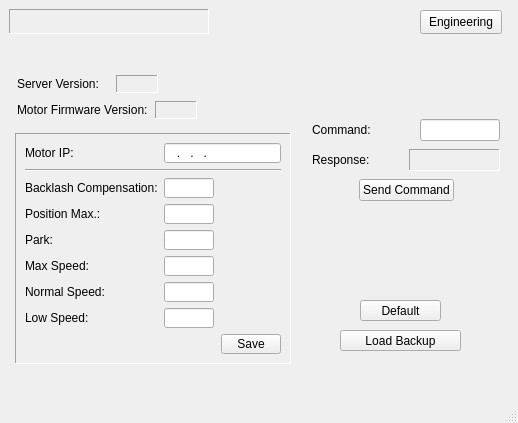
Above: assets/ui/settings.ui from dev-LNA/HostFocuser160 before the change. Below: the same form after it.
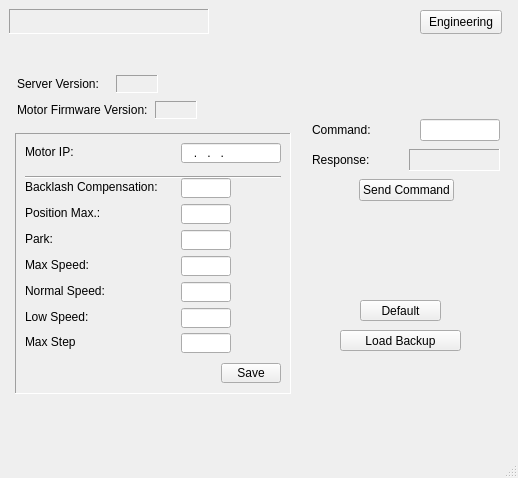
That is the form after the change.

Commit message: Started Settings configuration refactor

Diff of the .ui file:
```diff
--- a/assets/ui/settings.ui
+++ b/assets/ui/settings.ui
@@ -10,7 +10,7 @@
     <x>0</x>
     <y>0</y>
     <width>518</width>
-    <height>423</height>
+    <height>478</height>
    </rect>
   </property>
   <property name="windowTitle">
@@ -100,7 +100,7 @@
       <x>15</x>
       <y>133</y>
       <width>276</width>
-      <height>231</height>
+      <height>261</height>
      </rect>
     </property>
     <property name="styleSheet">
@@ -115,16 +115,28 @@
     <property name="lineWidth">
      <number>1</number>
     </property>
-    <layout class="QFormLayout" name="formLayout">
-     <item row="0" column="0">
       <widget class="QLabel" name="lblMotoIP">
+     <property name="geometry">
+      <rect>
+       <x>10</x>
+       <y>10</y>
+       <width>57</width>
+       <height>18</height>
+      </rect>
+     </property>
        <property name="text">
         <string>Motor IP:</string>
        </property>
       </widget>
-     </item>
-     <item row="0" column="1">
       <widget class="QLineEdit" name="txtMotorIP">
+     <property name="geometry">
+      <rect>
+       <x>166</x>
+       <y>10</y>
+       <width>100</width>
+       <height>20</height>
+      </rect>
+     </property>
        <property name="statusTip">
         <string>Motor IP</string>
        </property>
@@ -147,16 +159,28 @@
         <number>0</number>
        </property>
       </widget>
-     </item>
-     <item row="2" column="0">
       <widget class="QLabel" name="lblBackComp">
+     <property name="geometry">
+      <rect>
+       <x>10</x>
+       <y>45</y>
+       <width>150</width>
+       <height>18</height>
+      </rect>
+     </property>
        <property name="text">
         <string>Backlash Compensation:</string>
        </property>
       </widget>
-     </item>
-     <item row="2" column="1">
       <widget class="QLineEdit" name="txtBackComp">
+     <property name="geometry">
+      <rect>
+       <x>166</x>
+       <y>45</y>
+       <width>50</width>
+       <height>20</height>
+      </rect>
+     </property>
        <property name="minimumSize">
         <size>
          <width>50</width>
@@ -194,16 +218,28 @@
         <bool>true</bool>
        </property>
       </widget>
-     </item>
-     <item row="3" column="0">
       <widget class="QLabel" name="lblMaxPos">
+     <property name="geometry">
+      <rect>
+       <x>10</x>
+       <y>71</y>
+       <width>86</width>
+       <height>18</height>
+      </rect>
+     </property>
        <property name="text">
         <string>Position Max.:</string>
        </property>
       </widget>
-     </item>
-     <item row="3" column="1">
       <widget class="QLineEdit" name="txtMaxPos">
+     <property name="geometry">
+      <rect>
+       <x>166</x>
+       <y>71</y>
+       <width>50</width>
+       <height>20</height>
+      </rect>
+     </property>
        <property name="minimumSize">
         <size>
          <width>50</width>
@@ -238,16 +274,28 @@
         <number>0</number>
        </property>
       </widget>
-     </item>
-     <item row="4" column="0">
       <widget class="QLabel" name="lblParkPos">
+     <property name="geometry">
+      <rect>
+       <x>10</x>
+       <y>97</y>
+       <width>35</width>
+       <height>18</height>
+      </rect>
+     </property>
        <property name="text">
         <string>Park: </string>
        </property>
       </widget>
-     </item>
-     <item row="4" column="1">
       <widget class="QLineEdit" name="txtPark">
+     <property name="geometry">
+      <rect>
+       <x>166</x>
+       <y>97</y>
+       <width>50</width>
+       <height>20</height>
+      </rect>
+     </property>
        <property name="minimumSize">
         <size>
          <width>50</width>
@@ -282,16 +330,28 @@
         <number>0</number>
        </property>
       </widget>
-     </item>
-     <item row="5" column="0">
       <widget class="QLabel" name="lblMaxSpeed">
+     <property name="geometry">
+      <rect>
+       <x>10</x>
+       <y>123</y>
+       <width>71</width>
+       <height>18</height>
+      </rect>
+     </property>
        <property name="text">
         <string>Max Speed:</string>
        </property>
       </widget>
-     </item>
-     <item row="5" column="1">
       <widget class="QLineEdit" name="txtMaxSpeed">
+     <property name="geometry">
+      <rect>
+       <x>166</x>
+       <y>123</y>
+       <width>50</width>
+       <height>20</height>
+      </rect>
+     </property>
        <property name="minimumSize">
         <size>
          <width>50</width>
@@ -326,16 +386,28 @@
         <number>0</number>
        </property>
       </widget>
-     </item>
-     <item row="6" column="0">
       <widget class="QLabel" name="lblNormSpeed">
+     <property name="geometry">
+      <rect>
+       <x>10</x>
+       <y>149</y>
+       <width>91</width>
+       <height>18</height>
+      </rect>
+     </property>
        <property name="text">
         <string>Normal Speed:</string>
        </property>
       </widget>
-     </item>
-     <item row="6" column="1">
       <widget class="QLineEdit" name="txtNormalSpeed">
+     <property name="geometry">
+      <rect>
+       <x>166</x>
+       <y>149</y>
+       <width>50</width>
+       <height>20</height>
+      </rect>
+     </property>
        <property name="minimumSize">
         <size>
          <width>50</width>
@@ -370,16 +442,28 @@
         <number>0</number>
        </property>
       </widget>
-     </item>
-     <item row="7" column="0">
       <widget class="QLabel" name="lblLowSpeed">
+     <property name="geometry">
+      <rect>
+       <x>10</x>
+       <y>175</y>
+       <width>70</width>
+       <height>18</height>
+      </rect>
+     </property>
        <property name="text">
         <string>Low Speed:</string>
        </property>
       </widget>
-     </item>
-     <item row="7" column="1">
       <widget class="QLineEdit" name="txtLowSpeed">
+     <property name="geometry">
+      <rect>
+       <x>166</x>
+       <y>175</y>
+       <width>50</width>
+       <height>20</height>
+      </rect>
+     </property>
        <property name="minimumSize">
         <size>
          <width>50</width>
@@ -414,8 +498,84 @@
         <number>0</number>
        </property>
       </widget>
-     </item>
-     <item row="8" column="1">
+    <widget class="Line" name="line">
+     <property name="geometry">
+      <rect>
+       <x>10</x>
+       <y>36</y>
+       <width>256</width>
+       <height>16</height>
+      </rect>
+     </property>
+     <property name="orientation">
+      <enum>Qt::Orientation::Horizontal</enum>
+     </property>
+    </widget>
+    <widget class="QLineEdit" name="txtMaxStep">
+     <property name="geometry">
+      <rect>
+       <x>166</x>
+       <y>200</y>
+       <width>50</width>
+       <height>20</height>
+      </rect>
+     </property>
+     <property name="minimumSize">
+      <size>
+       <width>50</width>
+       <height>0</height>
+      </size>
+     </property>
+     <property name="maximumSize">
+      <size>
+       <width>50</width>
+       <height>16777215</height>
+      </size>
+     </property>
+     <property name="statusTip">
+      <string>Low motor speed</string>
+     </property>
+     <property name="autoFillBackground">
+      <bool>false</bool>
+     </property>
+     <property name="inputMask">
+      <string/>
+     </property>
+     <property name="text">
+      <string/>
+     </property>
+     <property name="frame">
+      <bool>true</bool>
+     </property>
+     <property name="echoMode">
+      <enum>QLineEdit::EchoMode::Normal</enum>
+     </property>
+     <property name="cursorPosition">
+      <number>0</number>
+     </property>
+    </widget>
+    <widget class="QLabel" name="lblMaxStep">
+     <property name="geometry">
+      <rect>
+       <x>10</x>
+       <y>200</y>
+       <width>70</width>
+       <height>18</height>
+      </rect>
+     </property>
+     <property name="text">
+      <string>Max Step</string>
+     </property>
+    </widget>
+    <widget class="QWidget" name="">
+     <property name="geometry">
+      <rect>
+       <x>166</x>
+       <y>230</y>
+       <width>100</width>
+       <height>20</height>
+      </rect>
+     </property>
       <layout class="QHBoxLayout" name="horizontalLayout_3">
        <item>
         <spacer name="horizontalSpacer">
@@ -447,15 +607,7 @@
         </widget>
        </item>
       </layout>
-     </item>
-     <item row="1" column="0" colspan="2">
-      <widget class="Line" name="line">
-       <property name="orientation">
-        <enum>Qt::Orientation::Horizontal</enum>
-       </property>
-      </widget>
-     </item>
-    </layout>
+    </widget>
    </widget>
    <widget class="QWidget" name="layoutWidget">
     <property name="geometry">
```
Lines whose indentation alone changed are shown as unchanged. The commit also changes 4 other files.
